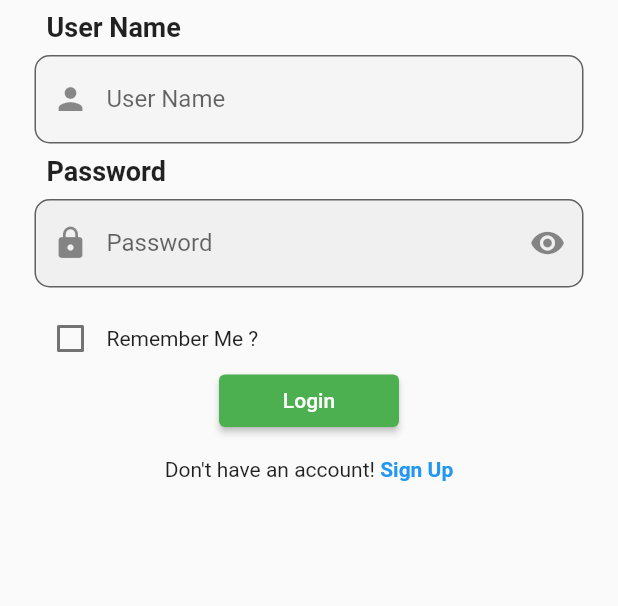
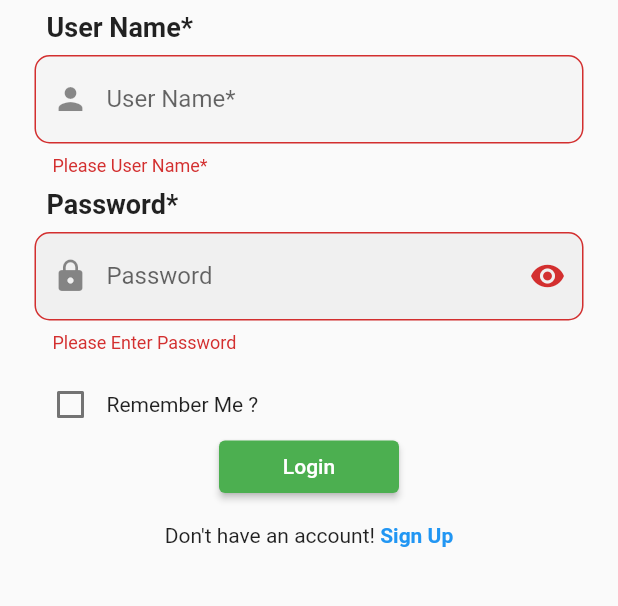
Before and after one commit to mohanta123/ouat_fishFarm, a Flutter app: the screen it shows after launch, after a tap on "Login", on a phone screen of 412 x 824 dp, the part 536-1142 px from its top. Run offline on Flutter 3.47's test engine with Material 2 defaults, Android fonts, the phone set to English and light mode, and no system bars; our stand-ins replace shared_preferences.

Commit message:
26 july : 6:01

```diff
--- a/lib/account/login_screen.dart
+++ b/lib/account/login_screen.dart
@@ -1,5 +1,4 @@
 import 'dart:convert';
-
 import 'package:flutter/material.dart';
 import 'package:ouat/account/sign_up.dart';
 import 'package:shared_preferences/shared_preferences.dart';
@@ -7,15 +6,14 @@ import 'package:http/http.dart' as http;
 import '../home_screen/button_navication_screen.dart';
 import '../constraints/urls.dart';
 
-
 class Login extends StatefulWidget {
   const Login({super.key});
-
   @override
   State<Login> createState() => _LoginState();
 }
 
 class _LoginState extends State<Login> {
+  final formKey = GlobalKey<FormState>();
   bool isChecked = false;
   Color getColor(Set<MaterialState> states) {
     const Set<MaterialState> interactiveStates = <MaterialState>{
@@ -35,8 +33,6 @@ class _LoginState extends State<Login> {
     passwordVisible = false;
   }
 
-
-
   ///login using get method
   void showInSnackBar(String value) {
     ScaffoldMessenger.of(context).showSnackBar(SnackBar(
@@ -46,8 +42,6 @@ class _LoginState extends State<Login> {
 
   TextEditingController userName_controller = TextEditingController();
   TextEditingController password_controller = TextEditingController();
-
-
   Future loginID() async {
     SharedPreferences prefs = await SharedPreferences.getInstance();
     String api =
@@ -70,6 +64,7 @@ class _LoginState extends State<Login> {
       );
     }
   }
+
   @override
   Widget build(BuildContext context) {
     double deviceHeight = MediaQuery.of(context).size.height;
@@ -77,22 +72,35 @@ class _LoginState extends State<Login> {
 
     return SafeArea(
       child: Scaffold(
-        body: Padding(
+        body: Form(
+          child: Padding(
             padding: const EdgeInsets.all(8.0),
             child: SingleChildScrollView(
               child: Padding(
                 padding: const EdgeInsets.all(15),
+                child: Form(
+                  key: formKey,
                   child: Column(
                     mainAxisAlignment: MainAxisAlignment.start,
                     crossAxisAlignment: CrossAxisAlignment.start,
                     children: [
-
                       Center(child: Image.asset("assets/ouat_logo.png")),
                       Padding(
                         padding: const EdgeInsets.all(8.0),
-                    child: Text("User Name",style: TextStyle(fontSize: 18,fontWeight: FontWeight.bold),),
+                        child: Text(
+                          "User Name*",
+                          style: TextStyle(
+                              fontSize: 18, fontWeight: FontWeight.bold),
                         ),
-                  TextField(
+                      ),
+                      TextFormField(
+                        validator: (value) {
+                          if (value == null || value.isEmpty) {
+                            return 'Please User Name*';
+                          } else {
+                            return null;
+                          }
+                        },
                         controller: userName_controller,
                         decoration: InputDecoration(
                           prefixIcon: Icon(
@@ -100,8 +108,8 @@ class _LoginState extends State<Login> {
                           ),
                           fillColor: Colors.grey.shade100,
                           filled: true,
-                      hintText: 'Rakesh Das',
-                      labelText: "User Name",
+                          hintText: 'Enter User Name*',
+                          labelText: "User Name*",
                           border: OutlineInputBorder(
                             borderRadius: BorderRadius.circular(10),
                           ),
@@ -109,9 +117,21 @@ class _LoginState extends State<Login> {
                       ),
                       Padding(
                         padding: const EdgeInsets.all(8.0),
-                    child: Text("Password",style: TextStyle(fontSize: 18,fontWeight: FontWeight.bold),),
+                        child: Text(
+                          "Password*",
+                          style: TextStyle(
+                              fontSize: 18, fontWeight: FontWeight.bold),
                         ),
-                  TextField(controller: password_controller,
+                      ),
+                      TextFormField(
+                        validator: (value) {
+                          if (value == null || value.isEmpty) {
+                            return 'Please Enter Password';
+                          } else {
+                            return null;
+                          }
+                        },
+                        controller: password_controller,
                         obscureText: passwordVisible,
                         decoration: InputDecoration(
                           prefixIcon: Icon(
@@ -125,7 +145,9 @@ class _LoginState extends State<Login> {
                           //helperText: "Password must contain special character",
                           helperStyle: TextStyle(color: Colors.indigo[900]),
                           suffixIcon: IconButton(
-                        icon: Icon(passwordVisible ? Icons.visibility : Icons.visibility_off),
+                            icon: Icon(passwordVisible
+                                ? Icons.visibility
+                                : Icons.visibility_off),
                             onPressed: () {
                               setState(
                                 () {
@@ -140,30 +162,38 @@ class _LoginState extends State<Login> {
                         keyboardType: TextInputType.visiblePassword,
                         textInputAction: TextInputAction.done,
                       ),
-                  SizedBox(height: 10,),
+                      SizedBox(
+                        height: 10,
+                      ),
                       Row(
                         children: [
-                      Checkbox(value: isChecked,
+                          Checkbox(
+                            value: isChecked,
                             onChanged: (bool? value) {
                               setState(() {
                                 isChecked = value!;
                               });
-                        },),
+                            },
+                          ),
                           Text("Remember Me ?"),
-
                         ],
                       ),
                       Center(
                         child: Container(
                             height: 35,
-                        width:120,
+                            width: 120,
                             child: ElevatedButton(
-                            onPressed: ()async{
+                                onPressed: () async {
+                                  if (formKey.currentState!.validate()) {
+                                    //print(empid.text);
                                     await loginID();
-
-                        }, child: Text("Login"))),
+                                  }
+                                },
+                                child: Text("Login"))),
                       ),
-                  SizedBox(height: 20,),
+                      SizedBox(
+                        height: 20,
+                      ),
                       Row(
                         mainAxisAlignment: MainAxisAlignment.center,
                         children: [
@@ -172,27 +202,26 @@ class _LoginState extends State<Login> {
                             onTap: () {
                               Navigator.push(
                                 context,
-                            MaterialPageRoute(builder: (builder) =>  Registration(
-
-                            )),
+                                MaterialPageRoute(
+                                    builder: (builder) => Registration()),
                               );
                             },
                             child: Text(
                               "Sign Up",
                               style: TextStyle(
-                              color: Colors.blue, fontWeight: FontWeight.bold),
+                                  color: Colors.blue,
+                                  fontWeight: FontWeight.bold),
                             ),
                           )
                         ],
                       )
-
-
                     ],
                   ),
                 ),
               ),
             ),
-
+          ),
+        ),
       ),
     );
   }
--- a/lib/account/sign_up.dart
+++ b/lib/account/sign_up.dart
@@ -1,15 +1,11 @@
 import 'package:flutter/material.dart';
-
 import '../home_screen/button_navication_screen.dart';
 import 'login_screen.dart';
-
 class Registration extends StatefulWidget {
   const Registration({super.key});
-
   @override
   State<Registration> createState() => _RegistrationState();
 }
-
 class _RegistrationState extends State<Registration> {
   @override
   Widget build(BuildContext context) {
@@ -117,7 +113,6 @@ class _RegistrationState extends State<Registration> {
                         Navigator.push(
                           context,
                           MaterialPageRoute(builder: (builder) =>  Login(
-
                           )),
                         );
                       },
--- a/lib/constraints/urls.dart
+++ b/lib/constraints/urls.dart
@@ -1,2 +1,2 @@
-const baseUrl="https://demo1.appman.in/api/";
+const baseUrl="https://demo2.appman.in/api/";
 const login=baseUrl+"Users/GetLoginInfo/";
--- a/lib/main.dart
+++ b/lib/main.dart
@@ -1,13 +1,10 @@
 import 'package:flutter/material.dart';
 import 'package:ouat/account/splash_screen.dart';
-
 void main() {
   runApp(const MyApp());
 }
-
 class MyApp extends StatelessWidget {
   const MyApp({super.key});
-
   // This widget is the root of your application.
   @override
   Widget build(BuildContext context) {
```
Lines whose indentation alone changed are shown as unchanged.
